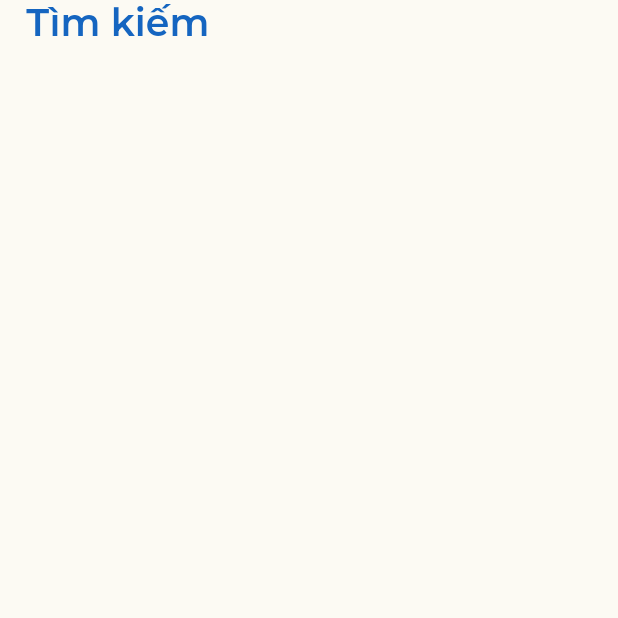
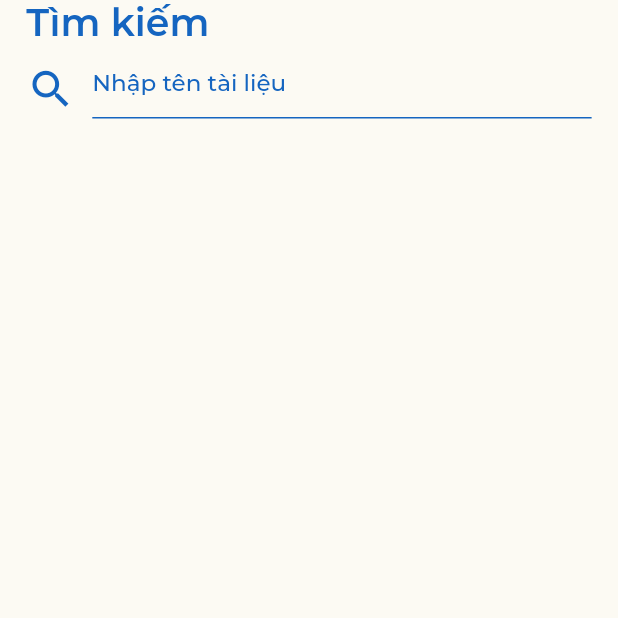
Before and after one commit to nguyendangvu221/library_management_system, a Flutter app: the SearchScreen screen opened by its route, on a phone screen of 412 x 824 dp, the top half of it. Run offline on Flutter 3.47's test engine with Material 2 defaults, Android fonts, the phone set to English and light mode, and no system bars; our stand-ins replace firebase_core, flutter_screenutil, get, get_it, hive, hive_flutter and 3 more; missing offline and left inert: dart:ffi; accounts and stored records are empty; network calls fail.

Commit message:
add page search

```diff
--- a/lib/common/config/database/hive_config.dart
+++ b/lib/common/config/database/hive_config.dart
@@ -1,5 +1,7 @@
 import 'package:hive_flutter/hive_flutter.dart';
+import 'package:library_management_system/common/config/database/hive_type_constants.dart';
 import 'package:library_management_system/domain/models/document_model.dart';
+import 'package:library_management_system/domain/models/hive_document.dart';
 import 'package:path_provider/path_provider.dart' as path_provider;
 
 class HiveConfig {
@@ -9,5 +11,7 @@ class HiveConfig {
     final appDocumentDirectory =
         await path_provider.getApplicationDocumentsDirectory();
     Hive.init(appDocumentDirectory.path);
+    Hive.registerAdapter(HiveDocumentAdapter());
+    documentBox = await Hive.openBox(HiveKey.document);
   }
 }
--- a/lib/common/config/database/hive_type_constants.dart
+++ b/lib/common/config/database/hive_type_constants.dart
@@ -1,5 +1,5 @@
 class HiveTypeConstants {
-  static const int document = 2;
+  static const int document = 0;
 }
 
 class HiveKey {
--- a/lib/domain/models/hive_document.dart
+++ b/lib/domain/models/hive_document.dart
@@ -1,5 +1,6 @@
-import 'package:hive_flutter/hive_flutter.dart';
+import 'package:hive/hive.dart';
 import 'package:library_management_system/common/config/database/hive_type_constants.dart';
+part 'hive_document.g.dart';
 
 @HiveType(typeId: HiveTypeConstants.document)
 class HiveDocument {
--- a/lib/main.dart
+++ b/lib/main.dart
@@ -1,6 +1,7 @@
 import 'package:flutter/material.dart';
 import 'presentation/app.dart';
 
-void main() {
+Future<void> main() async {
+  WidgetsFlutterBinding.ensureInitialized();
   runApp(const App());
 }
--- a/lib/presentation/journey/home/home_screen.dart
+++ b/lib/presentation/journey/home/home_screen.dart
@@ -86,7 +86,7 @@ class HomeScreen extends GetView<HomeController> {
                     child: const Image(
                         fit: BoxFit.fill,
                         image: NetworkImage(
-                            "https://gamek.mediacdn.vn/133514250583805952/2020/6/30/photo-1-15935006303501558549714-1593500662710349227570.jpg")),
+                            "https://cdn.luatminhkhue.vn/lmk/article/Sach-luat/Giao-trinh-kinh-te-chinh-tri-Mac-Lenin.jpg")),
                   ),
                 ),
                 Expanded(
--- a/lib/presentation/journey/search/search_controller.dart
+++ b/lib/presentation/journey/search/search_controller.dart
@@ -1,3 +1,6 @@
+import 'package:flutter/material.dart';
 import 'package:get/get.dart';
 
-class SearchController extends GetxController {}
+class SearchController extends GetxController {
+  final searchController = TextEditingController();
+}
--- a/lib/presentation/journey/search/search_screen.dart
+++ b/lib/presentation/journey/search/search_screen.dart
@@ -18,11 +18,43 @@ class SearchScreen extends GetView<SearchController> {
           right: 16.sp,
           top: Get.mediaQuery.padding.top,
         ),
-        child: Stack(
+        child: Column(
+          crossAxisAlignment: CrossAxisAlignment.start,
           children: [
             Text(
               "Tìm kiếm",
               style: ThemeText.heading2.blue800,
+            ),
+            Row(
+              mainAxisAlignment: MainAxisAlignment.center,
+              children: [
+                GestureDetector(
+                  child: Icon(
+                    Icons.search,
+                    color: AppColors.blue800,
+                    size: 30.sp,
+                  ),
+                  onTap: () {},
+                ),
+                Expanded(
+                  child: Padding(
+                    padding: EdgeInsets.only(left: 10.sp, bottom: 8.sp),
+                    // child: Column(
+                    //   children: [
+                    child: TextField(
+                      decoration: InputDecoration(
+                          enabledBorder: const UnderlineInputBorder(
+                            borderSide:
+                                BorderSide(width: 1, color: AppColors.blue800),
+                          ),
+                          hintText: "Nhập tên tài liệu",
+                          hintStyle: ThemeText.bodyMedium.blue800),
+                      //   ),
+                      // ],
+                    ),
+                  ),
+                ),
+              ],
             )
           ],
         ),
```
Also changed, not shown: lib/presentation/journey/home/home_controller.dart (+10 -7 lines), lib/domain/models/hive_document.g.dart (added).
